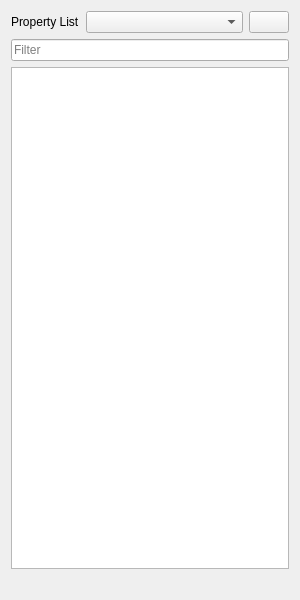
First picture: the form in Plugins/org.mitk.gui.qt.properties/src/internal/QmitkPropertyTreeView.ui, repository MITK/MITK, before the edit.
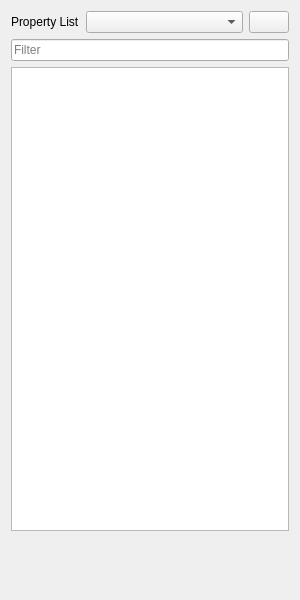
Second picture: the form after the edit. Icons and pictures are not drawn.

Commit message: Theme property view icons

What changed in the file:
```diff
--- a/Plugins/org.mitk.gui.qt.properties/src/internal/QmitkPropertyTreeView.ui
+++ b/Plugins/org.mitk.gui.qt.properties/src/internal/QmitkPropertyTreeView.ui
@@ -125,6 +125,80 @@
      </property>
     </widget>
    </item>
+   <item>
+    <layout class="QHBoxLayout" name="iconLayout">
+     <item>
+      <spacer name="horizontalSpacer">
+       <property name="orientation">
+        <enum>Qt::Horizontal</enum>
+       </property>
+       <property name="sizeHint" stdset="0">
+        <size>
+         <width>40</width>
+         <height>20</height>
+        </size>
+       </property>
+      </spacer>
+     </item>
+     <item>
+      <widget class="QLabel" name="tagLabel">
+       <property name="minimumSize">
+        <size>
+         <width>32</width>
+         <height>32</height>
+        </size>
+       </property>
+       <property name="maximumSize">
+        <size>
+         <width>32</width>
+         <height>32</height>
+        </size>
+       </property>
+       <property name="text">
+        <string/>
+       </property>
+      </widget>
+     </item>
+     <item>
+      <widget class="QLabel" name="tagsLabel">
+       <property name="minimumSize">
+        <size>
+         <width>32</width>
+         <height>32</height>
+        </size>
+       </property>
+       <property name="maximumSize">
+        <size>
+         <width>32</width>
+         <height>32</height>
+        </size>
+       </property>
+       <property name="text">
+        <string/>
+       </property>
+      </widget>
+     </item>
+     <item>
+      <widget class="QLabel" name="saveLabel">
+       <property name="minimumSize">
+        <size>
+         <width>32</width>
+         <height>32</height>
+        </size>
+       </property>
+       <property name="maximumSize">
+        <size>
+         <width>32</width>
+         <height>32</height>
+        </size>
+       </property>
+       <property name="text">
+        <string/>
+       </property>
+      </widget>
+     </item>
+    </layout>
+   </item>
   </layout>
  </widget>
  <resources>
```
Left out of the diff: 2 changed lines with no effect on the pictures. The commit also changes 2 other files.
